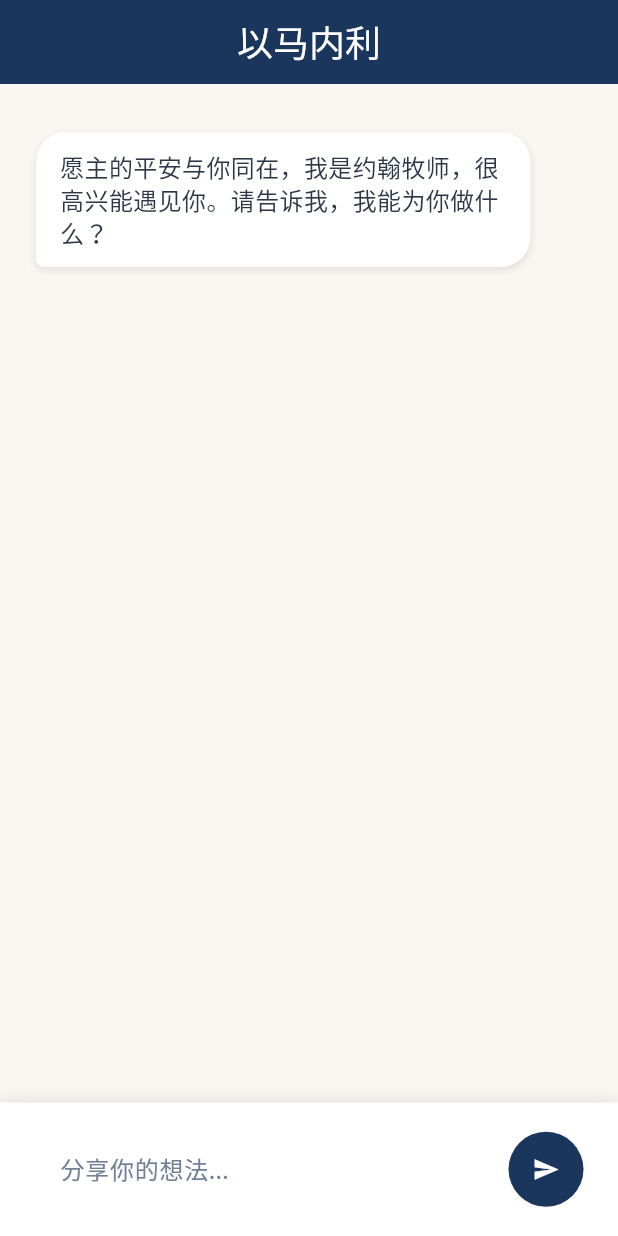
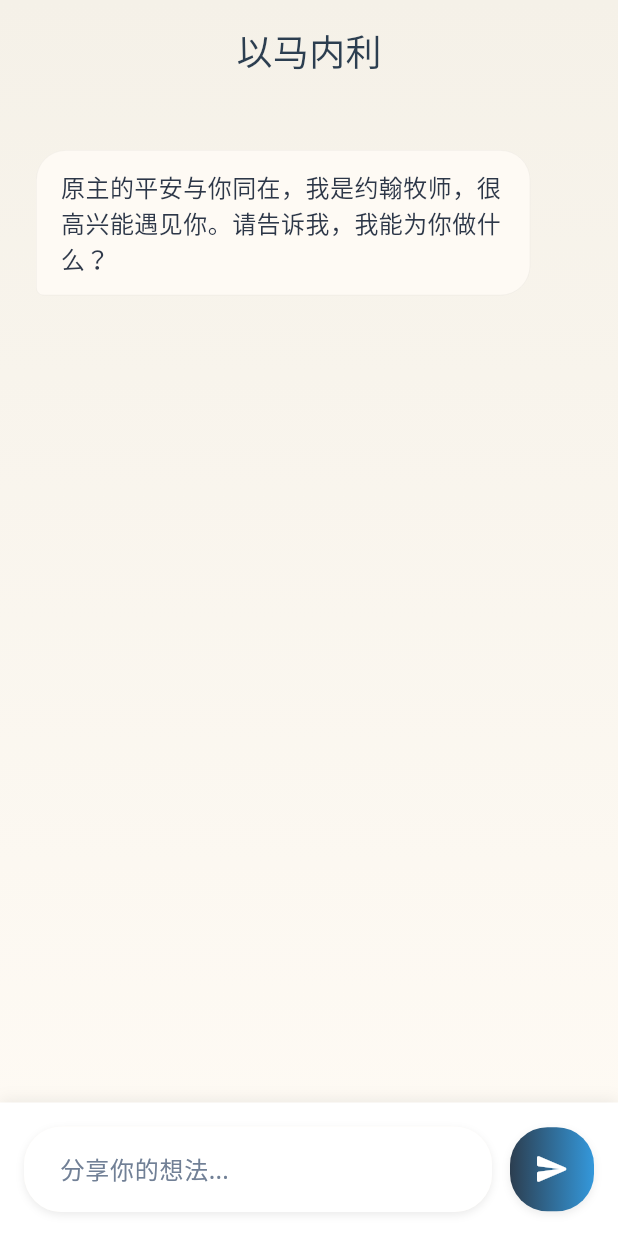
Before and after one commit to 4566sx/chat, a Flutter app: the screen it shows after launch, on a phone screen of 412 x 824 dp. Run offline on Flutter 3.47's test engine with Material 3 defaults, Android fonts, the phone set to English and light mode, and no system bars; our stand-ins replace google_fonts.

Commit message:
优化UI设计：添加毛玻璃效果、优化字体和布局

```diff
--- a/ai_chat/lib/chat_screen.dart
+++ b/ai_chat/lib/chat_screen.dart
@@ -33,7 +33,7 @@ class _ChatScreenState extends State<ChatScreen> {
   void _addWelcomeMessage() {
     setState(() {
       _messages.add(Message(
-        text: "愿主的平安与你同在，我是约翰牧师，很高兴能遇见你。请告诉我，我能为你做什么？",
+        text: "原主的平安与你同在，我是约翰牧师，很高兴能遇见你。请告诉我，我能为你做什么？",
         isUser: false,
       ));
     });
@@ -90,21 +90,50 @@ class _ChatScreenState extends State<ChatScreen> {
   @override
   Widget build(BuildContext context) {
     return Scaffold(
-      backgroundColor: AppColors.backgroundPrimary,
-      appBar: AppBar(
-        title: const Text('以马内利'),
-        elevation: 0,
+      body: Container(
+        decoration: const BoxDecoration(
+          gradient: LinearGradient(
+            begin: Alignment.topCenter,
+            end: Alignment.bottomCenter,
+            colors: [
+              AppColors.backgroundPrimary,
+              AppColors.backgroundSecondary,
+            ],
           ),
-      body: Column(
+        ),
+        child: SafeArea(
+          child: Column(
             children: [
+              Padding(
+                padding: const EdgeInsets.symmetric(vertical: 16),
+                child: Row(
+                  mainAxisAlignment: MainAxisAlignment.center,
+                  children: [
+                    Text(
+                      '以马内利',
+                      style: Theme.of(context).appBarTheme.titleTextStyle,
+                    ),
+                  ],
+                ),
+              ),
               Expanded(
                 child: Container(
-              color: AppColors.backgroundPrimary,
+                  decoration: BoxDecoration(
+                    color: Colors.transparent,
+                    borderRadius: const BorderRadius.vertical(
+                      top: Radius.circular(30),
+                    ),
+                  ),
+                  child: ClipRRect(
+                    borderRadius: const BorderRadius.vertical(
+                      top: Radius.circular(30),
+                    ),
                     child: ListView.builder(
                       controller: _scrollController,
                       padding: const EdgeInsets.symmetric(horizontal: 16, vertical: 24),
                       itemCount: _messages.length,
                       itemBuilder: (context, i) => MessageBubble(message: _messages[i]),
+                    ),
                   ),
                 ),
               ),
@@ -125,33 +154,73 @@ class _ChatScreenState extends State<ChatScreen> {
                       if (_isLoading)
                         Container(
                           padding: const EdgeInsets.symmetric(vertical: 8),
-                      child: const CupertinoActivityIndicator(
-                        radius: 10,
-                      ),
+                          child: const CupertinoActivityIndicator(),
                         ),
                       Padding(
                         padding: const EdgeInsets.all(16),
                         child: Row(
                           children: [
                             Expanded(
+                              child: Container(
+                                decoration: BoxDecoration(
+                                  color: AppColors.backgroundSecondary,
+                                  borderRadius: BorderRadius.circular(25),
+                                  boxShadow: [
+                                    BoxShadow(
+                                      color: AppColors.shadow,
+                                      blurRadius: 4,
+                                      offset: const Offset(0, 2),
+                                    ),
+                                  ],
+                                ),
                                 child: TextField(
                                   controller: _controller,
                                   decoration: const InputDecoration(
                                     hintText: '分享你的想法...',
+                                    border: InputBorder.none,
+                                    contentPadding: EdgeInsets.symmetric(
+                                      horizontal: 20,
+                                      vertical: 16,
+                                    ),
                                   ),
                                   maxLines: null,
                                   textInputAction: TextInputAction.send,
                                   onSubmitted: (_) => _sendMessage(),
                                 ),
                               ),
+                            ),
                             const SizedBox(width: 12),
-                        ElevatedButton(
-                          onPressed: _sendMessage,
-                          style: ElevatedButton.styleFrom(
-                            shape: const CircleBorder(),
-                            padding: const EdgeInsets.all(16),
+                            Container(
+                              decoration: BoxDecoration(
+                                gradient: const LinearGradient(
+                                  colors: [
+                                    AppColors.gradientStart,
+                                    AppColors.gradientEnd,
+                                  ],
                                 ),
-                          child: const Icon(Icons.send),
+                                borderRadius: BorderRadius.circular(25),
+                                boxShadow: [
+                                  BoxShadow(
+                                    color: AppColors.shadow,
+                                    blurRadius: 4,
+                                    offset: const Offset(0, 2),
+                                  ),
+                                ],
+                              ),
+                              child: Material(
+                                color: Colors.transparent,
+                                child: InkWell(
+                                  borderRadius: BorderRadius.circular(25),
+                                  onTap: _sendMessage,
+                                  child: const Padding(
+                                    padding: EdgeInsets.all(16),
+                                    child: Icon(
+                                      Icons.send_rounded,
+                                      color: Colors.white,
+                                    ),
+                                  ),
+                                ),
+                              ),
                             ),
                           ],
                         ),
@@ -161,6 +230,8 @@ class _ChatScreenState extends State<ChatScreen> {
                 ),
               ),
             ],
+          ),
+        ),
       ),
     );
   }
--- a/ai_chat/lib/theme/app_colors.dart
+++ b/ai_chat/lib/theme/app_colors.dart
@@ -1,32 +1,36 @@
 import 'package:flutter/material.dart';
 
 class AppColors {
-  // 主色调
-  static const navy = Color(0xFF1B365D);
-  static const warmBeige = Color(0xFFFAF7F2);
-  static const gold = Color(0xFFD4AF37);
+  // 主色调 - 使用更柔和的深蓝色和米色
+  static const navy = Color(0xFF2C3E50);
+  static const warmBeige = Color(0xFFF5F1E8);
+  static const gold = Color(0xFFB8860B);
   static const lightGold = Color(0xFFE6D5A7);
-  static const lightBlue = Color(0xFFEDF3F9);
+  static const lightBlue = Color(0xFFF0F4F8);
 
-  // 文本颜色
+  // 文本颜色 - 更柔和的文字颜色
   static const textPrimary = Color(0xFF2D3748);
   static const textSecondary = Color(0xFF718096);
 
-  // 背景颜色
+  // 背景颜色 - 使用渐变效果
   static const backgroundPrimary = warmBeige;
-  static const backgroundSecondary = Colors.white;
+  static const backgroundSecondary = Color(0xFFFFFBF5);
   static const backgroundElevated = Colors.white;
 
-  // 消息气泡颜色
-  static const userMessageBg = navy;
-  static const botMessageBg = backgroundElevated;
+  // 消息气泡颜色 - 更现代的配色
+  static const userMessageBg = Color(0xFF34495E);
+  static const botMessageBg = Color(0xFFFFFBF5);
 
   // 强调色
   static const accent = gold;
 
   // 分割线颜色
-  static const divider = Color(0xFFE2E8F0);
+  static const divider = Color(0xFFEDF2F7);
 
-  // 阴影颜色
-  static final shadow = Colors.black.withOpacity(0.1);
+  // 阴影颜色 - 更柔和的阴影
+  static final shadow = Colors.black.withOpacity(0.08);
+
+  // 渐变色
+  static const gradientStart = Color(0xFF2C3E50);
+  static const gradientEnd = Color(0xFF3498DB);
 }
--- a/ai_chat/lib/theme/app_theme.dart
+++ b/ai_chat/lib/theme/app_theme.dart
@@ -1,29 +1,33 @@
 import 'package:flutter/material.dart';
+import 'package:google_fonts/google_fonts.dart';
 import 'app_colors.dart';
 
 class AppTheme {
   static ThemeData get light {
+    final notoSerif = GoogleFonts.notoSerif();
+
     return ThemeData(
-      fontFamily: 'serif',
+      fontFamily: notoSerif.fontFamily,
       primaryColor: AppColors.navy,
       scaffoldBackgroundColor: AppColors.backgroundPrimary,
-      appBarTheme: const AppBarTheme(
-        backgroundColor: AppColors.navy,
-        foregroundColor: Colors.white,
+      appBarTheme: AppBarTheme(
+        backgroundColor: Colors.transparent,
+        foregroundColor: AppColors.navy,
         elevation: 0,
         centerTitle: true,
-        titleTextStyle: TextStyle(
-          fontFamily: 'serif',
+        titleTextStyle: GoogleFonts.notoSerif(
           fontSize: 24,
           fontWeight: FontWeight.w500,
+          color: AppColors.navy,
         ),
       ),
       inputDecorationTheme: InputDecorationTheme(
         filled: true,
         fillColor: AppColors.backgroundElevated,
-        hintStyle: const TextStyle(
+        hintStyle: GoogleFonts.notoSerif(
           color: AppColors.textSecondary,
           fontSize: 16,
+          fontWeight: FontWeight.w400,
         ),
         border: OutlineInputBorder(
           borderRadius: BorderRadius.circular(25),
@@ -35,7 +39,7 @@ class AppTheme {
         ),
         focusedBorder: OutlineInputBorder(
           borderRadius: BorderRadius.circular(25),
-          borderSide: BorderSide(color: AppColors.navy.withOpacity(0.2)),
+          borderSide: const BorderSide(color: AppColors.navy, width: 1.5),
         ),
         contentPadding: const EdgeInsets.symmetric(
           horizontal: 20,
@@ -47,6 +51,7 @@ class AppTheme {
           backgroundColor: AppColors.navy,
           foregroundColor: Colors.white,
           elevation: 0,
+          shadowColor: AppColors.shadow,
           shape: RoundedRectangleBorder(
             borderRadius: BorderRadius.circular(25),
           ),
@@ -54,6 +59,25 @@ class AppTheme {
             horizontal: 24,
             vertical: 12,
           ),
+        ).copyWith(
+          elevation: MaterialStateProperty.resolveWith<double>(
+            (Set<MaterialState> states) {
+              if (states.contains(MaterialState.pressed)) return 0;
+              return 2;
+            },
+          ),
+        ),
+      ),
+      textTheme: TextTheme(
+        bodyLarge: GoogleFonts.notoSerif(
+          fontSize: 16,
+          color: AppColors.textPrimary,
+          height: 1.5,
+        ),
+        bodyMedium: GoogleFonts.notoSerif(
+          fontSize: 14,
+          color: AppColors.textSecondary,
+          height: 1.5,
         ),
       ),
     );
--- a/ai_chat/lib/widgets/message_bubble.dart
+++ b/ai_chat/lib/widgets/message_bubble.dart
@@ -1,4 +1,6 @@
 import 'package:flutter/material.dart';
+import 'dart:ui';
+import 'package:google_fonts/google_fonts.dart';
 import '../models/message.dart';
 import '../theme/app_colors.dart';
 
@@ -24,20 +26,32 @@ class MessageBubble extends StatelessWidget {
           children: [
             if (message.sender != null)
               Padding(
-                padding: const EdgeInsets.only(bottom: 4),
+                padding: const EdgeInsets.only(bottom: 4, left: 12, right: 12),
                 child: Text(
                   message.sender!.name,
-                  style: TextStyle(
+                  style: GoogleFonts.notoSerif(
                     fontSize: 12,
                     color: AppColors.navy.withOpacity(0.7),
                     fontStyle: FontStyle.italic,
+                    letterSpacing: 0.5,
                   ),
                 ),
               ),
-            Container(
+            ClipRRect(
+              borderRadius: BorderRadius.only(
+                topLeft: const Radius.circular(20),
+                topRight: const Radius.circular(20),
+                bottomLeft: Radius.circular(message.isUser ? 20 : 5),
+                bottomRight: Radius.circular(message.isUser ? 5 : 20),
+              ),
+              child: BackdropFilter(
+                filter: ImageFilter.blur(sigmaX: 10, sigmaY: 10),
+                child: Container(
                   padding: const EdgeInsets.symmetric(vertical: 12, horizontal: 16),
                   decoration: BoxDecoration(
-                color: message.isUser ? AppColors.userMessageBg : AppColors.botMessageBg,
+                    color: message.isUser
+                      ? AppColors.userMessageBg.withOpacity(0.95)
+                      : AppColors.botMessageBg.withOpacity(0.95),
                     borderRadius: BorderRadius.only(
                       topLeft: const Radius.circular(20),
                       topRight: const Radius.circular(20),
@@ -46,18 +60,28 @@ class MessageBubble extends StatelessWidget {
                     ),
                     boxShadow: [
                       BoxShadow(
-                    color: Colors.black.withOpacity(0.1),
-                    blurRadius: 4,
+                        color: AppColors.shadow,
+                        blurRadius: 8,
                         offset: const Offset(0, 2),
+                        spreadRadius: 0,
                       ),
                     ],
+                    border: Border.all(
+                      color: message.isUser
+                        ? Colors.white.withOpacity(0.1)
+                        : Colors.black.withOpacity(0.05),
+                      width: 0.5,
+                    ),
                   ),
                   child: Text(
                     message.text,
-                style: TextStyle(
+                    style: GoogleFonts.notoSerif(
                       color: message.isUser ? Colors.white : AppColors.textPrimary,
                       fontSize: 16,
-                  height: 1.4,
+                      height: 1.5,
+                      letterSpacing: 0.3,
+                    ),
+                  ),
                 ),
               ),
             ),
--- a/ai_chat/pubspec.yaml
+++ b/ai_chat/pubspec.yaml
@@ -11,6 +11,7 @@ dependencies:
     sdk: flutter
   cupertino_icons: ^1.0.2
   http: ^1.1.0
+  google_fonts: ^6.1.0
 
 dev_dependencies:
   flutter_test:
```
Also changed, not shown: ai_chat/pubspec.lock, 1 other file. Lines whose indentation alone changed are shown as unchanged.
